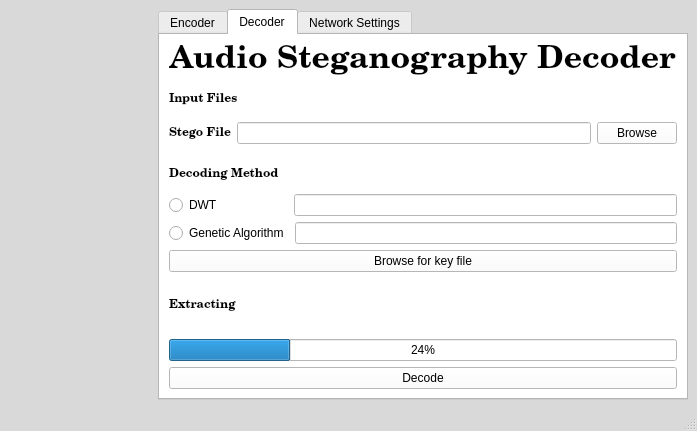
Before: the Qt Designer form src/ClientGUI.ui in jrgouws16/Audio-Steganograpy, drawn with Qt 5.
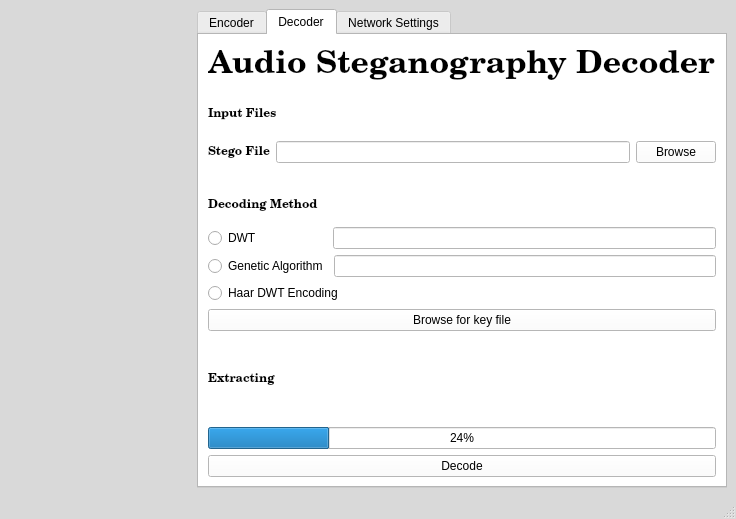
After: the same form once the commit is applied. The open tabs and pages were chosen to show the change.

Commit message: Implemented complete DWT encoding scheme successfully, but SNR below 20dB

```diff
--- a/src/ClientGUI.ui
+++ b/src/ClientGUI.ui
@@ -6,8 +6,8 @@
    <rect>
     <x>0</x>
     <y>0</y>
-    <width>697</width>
-    <height>431</height>
+    <width>736</width>
+    <height>519</height>
    </rect>
   </property>
   <property name="palette">
@@ -1274,6 +1274,13 @@
                       </item>
                      </layout>
                     </item>
+                    <item>
+                     <widget class="QRadioButton" name="radioButton_dwt_decoding">
+                      <property name="text">
+                       <string>Haar DWT Encoding</string>
+                      </property>
+                     </widget>
+                    </item>
                    </layout>
                   </item>
                   <item>
```
Left out of the diff: 127 changed lines with no effect on the pictures. The commit also changes 10 other files.
